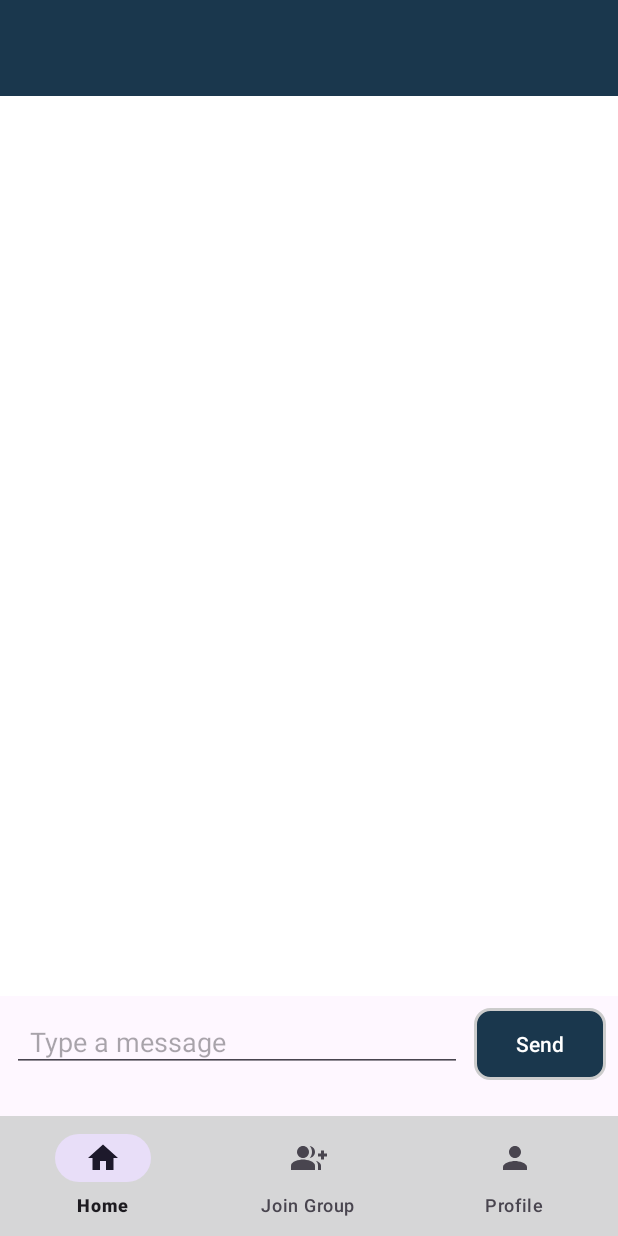
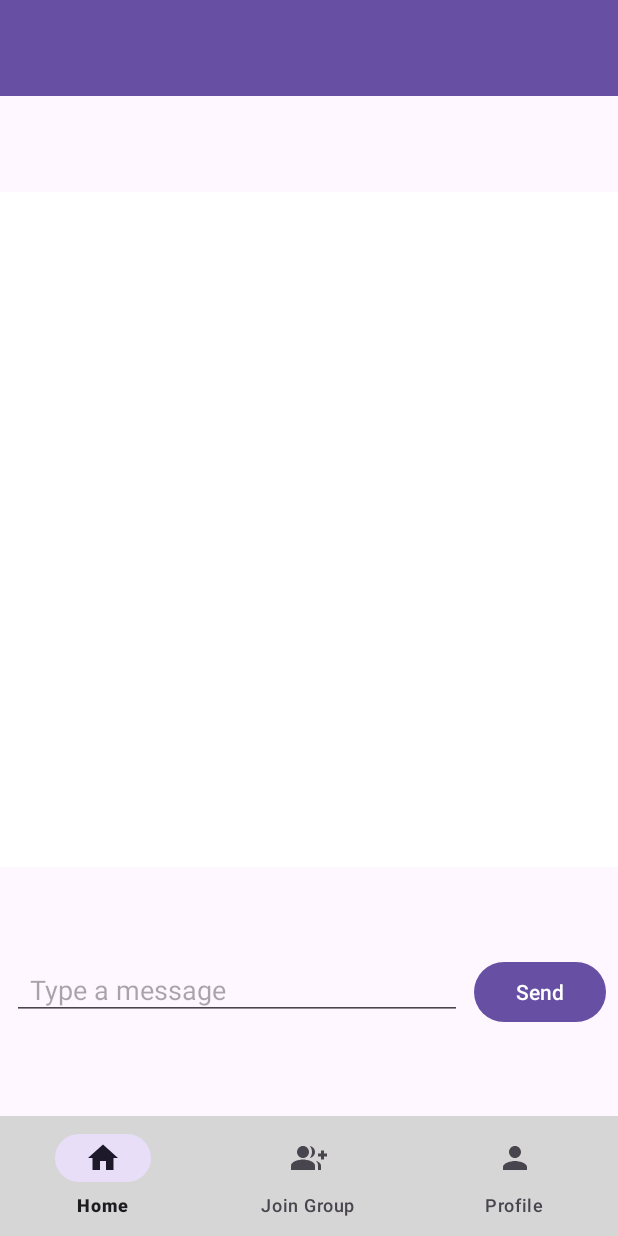
Before and after one commit to CMPT-361-Group-19/CheckList, an Android app: the layout activity_groupchat.xml on its own in the app's theme, with its tools: preview values and no code run, on a phone screen of 412 x 824 dp. Run offline under Robolectric (Android 15) with nearby library versions, the phone set to English and light mode, and no system bars.

Commit message:
Update activity_groupchat.xml
screen support for more devices (should work for pixel XL now)

```diff
--- a/app/src/main/res/layout/activity_groupchat.xml
+++ b/app/src/main/res/layout/activity_groupchat.xml
@@ -1,42 +1,56 @@
 <?xml version="1.0" encoding="utf-8"?>
 <!-- fragment_group_chat.xml -->
 
-<LinearLayout xmlns:android="http://schemas.android.com/apk/res/android"
+<androidx.constraintlayout.widget.ConstraintLayout xmlns:android="http://schemas.android.com/apk/res/android"
+    xmlns:app="http://schemas.android.com/apk/res-auto"
     android:layout_width="match_parent"
     android:layout_height="match_parent"
-    xmlns:app="http://schemas.android.com/apk/res-auto"
-    android:orientation="vertical"
+    android:layout_alignParentEnd="true"
     android:layout_gravity="bottom"
-    android:layout_alignParentEnd="true">
+    android:orientation="vertical">
 
     <!-- Toolbar for the group chat -->
 
     <!-- RecyclerView to display messages -->
+
+    <!-- Input area for typing messages -->
+
     <androidx.appcompat.widget.Toolbar
         android:id="@+id/toolbar_group_chat"
         android:layout_width="match_parent"
-        android:layout_height="?attr/actionBarSize"
-        android:background="@color/navy_blue"
+        android:layout_height="wrap_content"
+        android:background="?attr/colorPrimary"
         android:elevation="4dp"
-        android:theme="@style/ThemeOverlay.AppCompat.Dark.ActionBar" />
+        android:theme="@style/ThemeOverlay.AppCompat.Dark.ActionBar"
+        app:layout_constraintBottom_toTopOf="@+id/recycler_view_messages"
+        app:layout_constraintStart_toStartOf="parent"
+        app:layout_constraintTop_toTopOf="parent"
+        app:layout_constraintVertical_bias="0.0" />
 
     <androidx.recyclerview.widget.RecyclerView
         android:id="@+id/recycler_view_messages"
         android:layout_width="match_parent"
-        android:layout_height="600dp"
+        android:layout_height="450dp"
 
+        android:background="@android:color/white"
+        android:clipToPadding="false"
         android:paddingStart="8dp"
         android:paddingEnd="8dp"
-        android:clipToPadding="false"
-        android:background="@android:color/white"
-        android:scrollbars="vertical" />
+        android:scrollbars="vertical"
+        app:layout_constraintBottom_toBottomOf="parent"
+        app:layout_constraintStart_toStartOf="parent"
+        app:layout_constraintTop_toTopOf="parent"
+        app:layout_constraintVertical_bias="0.343" />
 
-    <!-- Input area for typing messages -->
     <LinearLayout
+        android:id="@+id/linearLayout"
         android:layout_width="match_parent"
         android:layout_height="wrap_content"
         android:orientation="horizontal"
-        android:padding="8dp">
+        android:padding="8dp"
+        app:layout_constraintBottom_toTopOf="@+id/navigationDrawer"
+        app:layout_constraintStart_toStartOf="parent"
+        app:layout_constraintTop_toBottomOf="@+id/recycler_view_messages">
 
         <EditText
             android:id="@+id/edit_text_message"
@@ -59,12 +73,20 @@
             android:layout_marginStart="8dp"
             android:paddingStart="16dp"
             android:paddingEnd="16dp"
-            app:backgroundTint="@null"
-            android:background="@drawable/rounded_color_view_navy_blue"
             android:text="Send"
             android:textAllCaps="false"
             android:textColor="@android:color/white" />
     </LinearLayout>
 
-    <include layout="@layout/navigation_drawer"/>
-</LinearLayout>
+    <LinearLayout
+        android:id="@+id/navigationDrawer"
+        android:layout_width="match_parent"
+        android:layout_height="wrap_content"
+        android:verticalScrollbarPosition="defaultPosition"
+        app:layout_constraintBottom_toBottomOf="parent"
+        app:layout_constraintEnd_toEndOf="parent"
+        app:layout_constraintStart_toStartOf="parent">
+
+        <include layout="@layout/navigation_drawer" />
+    </LinearLayout>
+</androidx.constraintlayout.widget.ConstraintLayout>
```
